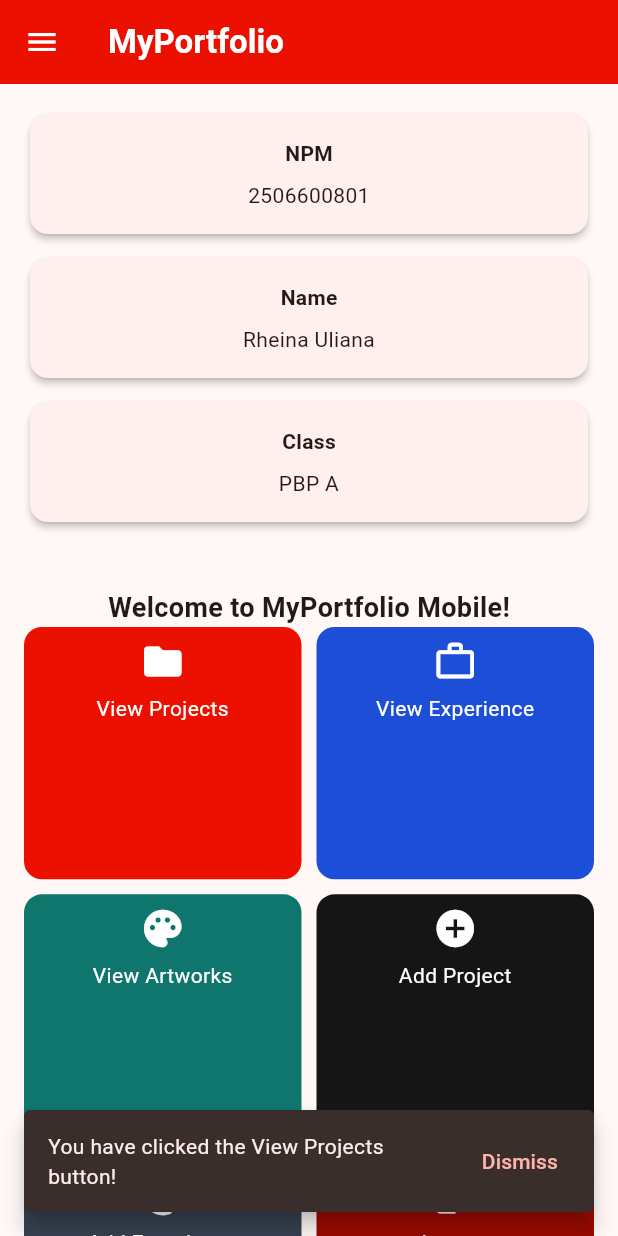
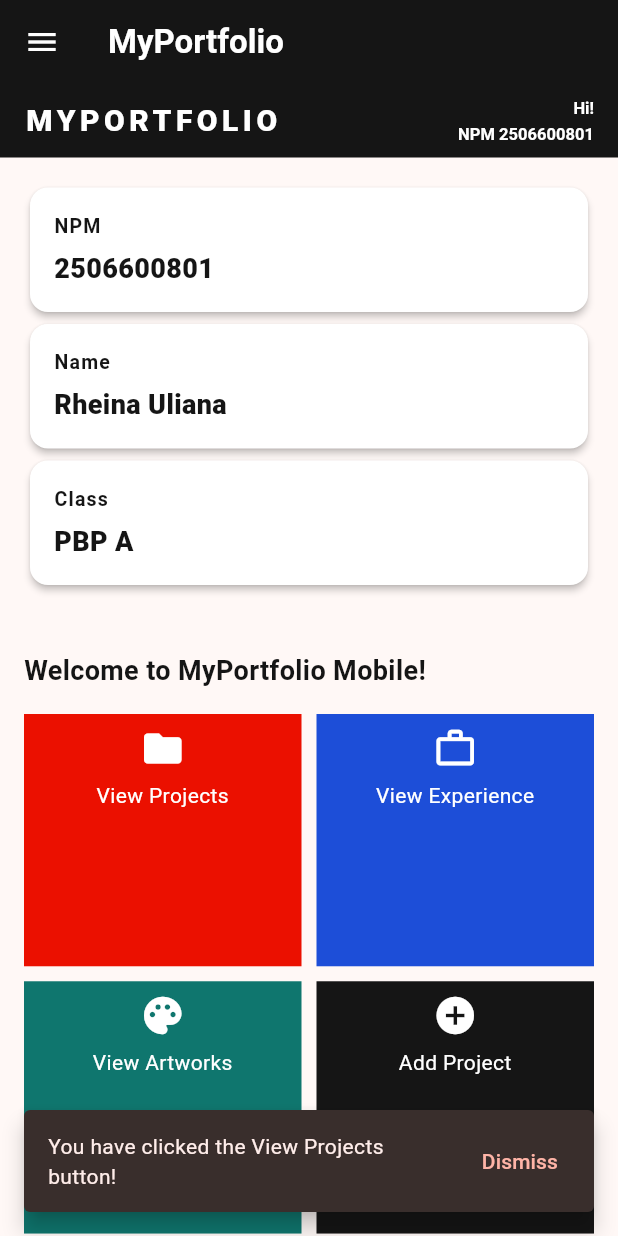
Before and after one commit to rh-elise/myportofolio_mobile, a Flutter app: the screen it shows after launch, after a tap on "View Projects", on a phone screen of 412 x 824 dp. Run offline on Flutter 3.47's test engine with Material 3 defaults, Android fonts, the phone set to English and light mode, and no system bars.

```diff
--- a/lib/screens/menu.dart
+++ b/lib/screens/menu.dart
@@ -2,7 +2,12 @@ import 'package:flutter/material.dart';
 import 'package:myportofolio_mobile/screens/experience_form.dart';
 import 'package:myportofolio_mobile/screens/project_form.dart';
 import 'package:myportofolio_mobile/widgets/left_drawer.dart';
-import 'package:myportofolio_mobile/widgets/project_card.dart';
+
+// Warna dari website portofolio: --ink, --paper, --accent
+const _ink = Color(0xFF151515);
+const _paper = Color(0xFFFFFFFF);
+const _accent = Color(0xFFEB1000);
+const _textMuted = Color(0xFF374151);
 
 /// Satu tombol aksi pada halaman utama.
 class ItemHomepage {
@@ -28,6 +33,9 @@ class ItemHomepage {
 }
 
 /// Halaman utama: identitas pemilik portofolio dan kartu aksi.
+///
+/// Desain minimalis: warna mengikuti website, tanpa ornamen,
+/// tetris tetap bisa digunakan dengan 13 test yang ada.
 class MyHomePage extends StatelessWidget {
   const MyHomePage({super.key});
 
@@ -63,63 +71,106 @@ class MyHomePage extends StatelessWidget {
 
   @override
   Widget build(BuildContext context) {
+    final isMobile = MediaQuery.of(context).size.width < 600;
+
     return Scaffold(
       appBar: AppBar(
         title: const Text(
           'MyPortfolio',
           style: TextStyle(color: Colors.white, fontWeight: FontWeight.bold),
         ),
-        backgroundColor: Theme.of(context).colorScheme.primary,
+        backgroundColor: _ink,
+        foregroundColor: Colors.white,
         iconTheme: const IconThemeData(color: Colors.white),
       ),
-      // Ikon menu di AppBar muncul karena Scaffold punya drawer.
-      drawer: const LeftDrawer(),
+      drawer: isMobile ? LeftDrawer() : null,
+
       body: SafeArea(
+        child: Column(
+          crossAxisAlignment: CrossAxisAlignment.stretch,
+          children: [
+            // --- Header warna ink di atas ---
+            Container(
+              color: _ink,
+              padding: const EdgeInsets.symmetric(
+                horizontal: 16.0,
+                vertical: 8.0,
+              ),
+              child: Row(
+                children: [
+                  // Brand kiri
+                  Text(
+                    'MYPORTFOLIO',
+                    style: const TextStyle(
+                      color: _paper,
+                      fontSize: 20.0,
+                      fontWeight: FontWeight.w900,
+                      letterSpacing: 3.0,
+                    ),
+                  ),
+                  const Spacer(),
+                  // User info kanan
+                  const Padding(
+                    padding: EdgeInsets.only(left: 12.0),
+                    child: Column(
+                      crossAxisAlignment: CrossAxisAlignment.end,
+                      children: [
+                        Text(
+                          'Hi!',
+                          style: TextStyle(
+                            color: _paper,
+                            fontSize: 11.0,
+                            fontWeight: FontWeight.w600,
+                            letterSpacing: 0.02,
+                          ),
+                        ),
+                        SizedBox(height: 1.0),
+                        Text(
+                          'NPM 2506600801',
+                          style: TextStyle(
+                            color: _paper,
+                            fontSize: 11.0,
+                            fontWeight: FontWeight.w600,
+                            letterSpacing: 0.02,
+                          ),
+                        ),
+                      ],
+                    ),
+                  ),
+                ],
+              ),
+            ),
+
+            // --- Isi halaman ---
+            Expanded(
               child: SingleChildScrollView(
+                physics: const AlwaysScrollableScrollPhysics(),
                 padding: const EdgeInsets.all(16.0),
                 child: Column(
-            crossAxisAlignment: CrossAxisAlignment.center,
-            children: [
-              LayoutBuilder(
-                builder: (context, constraints) {
-                  final cards = [
-                    InfoCard(title: 'NPM', content: npm),
-                    InfoCard(title: 'Name', content: name),
-                    InfoCard(title: 'Class', content: className),
-                  ];
-
-                  // Di layar sempit kartu ditumpuk agar teks identitas tetap
-                  // terbaca utuh tanpa overflow.
-                  if (constraints.maxWidth < 480) {
-                    return Column(
                   crossAxisAlignment: CrossAxisAlignment.stretch,
                   children: [
-                        for (final card in cards)
-                          Padding(
-                            padding: const EdgeInsets.only(bottom: 8.0),
-                            child: card,
+                    // Info identitas: NPM, Nama, Class
+                    _InfoRow(
+                      title: 'NPM',
+                      content: '2506600801',
+                      ink: _ink,
+                      paper: _paper,
                     ),
-                      ],
-                    );
-                  }
+                    const _InfoRow(
+                      title: 'Name',
+                      content: 'Rheina Uliana',
+                      ink: _ink,
+                      paper: _paper,
+                    ),
+                    const _InfoRow(
+                      title: 'Class',
+                      content: 'PBP A',
+                      ink: _ink,
+                      paper: _paper,
+                    ),
+                    const SizedBox(height: 24.0),
 
-                  return Row(
-                    children: [
-                      Expanded(child: cards[0]),
-                      const SizedBox(width: 8.0),
-                      Expanded(child: cards[1]),
-                      const SizedBox(width: 8.0),
-                      Expanded(child: cards[2]),
-                    ],
-                  );
-                },
-              ),
-
-              const SizedBox(height: 16.0),
-
-              Center(
-                child: Column(
-                  children: [
+                    // Welcome text
                     const Padding(
                       padding: EdgeInsets.only(top: 16.0),
                       child: Text(
@@ -127,63 +178,167 @@ class MyHomePage extends StatelessWidget {
                         style: TextStyle(
                           fontWeight: FontWeight.bold,
                           fontSize: 18.0,
+                          color: _ink,
                         ),
                       ),
                     ),
+                    const SizedBox(height: 16.0),
 
-                    LayoutBuilder(
-                      builder: (context, constraints) {
-                        // Dua kolom di ponsel agar empat kartu tersusun
-                        // rapi (2x2), empat kolom di layar lebar.
-                        final columns = constraints.maxWidth < 600 ? 2 : 4;
-                        return GridView.count(
-                          crossAxisCount: columns,
+                    // Grid 6 kartu aksi
+                    GridView.count(
+                      crossAxisCount: isMobile ? 2 : 4,
                       shrinkWrap: true,
                       primary: false,
                       physics: const NeverScrollableScrollPhysics(),
-                          crossAxisSpacing: 10,
-                          mainAxisSpacing: 10,
+                      crossAxisSpacing: 10.0,
+                      mainAxisSpacing: 10.0,
                       childAspectRatio: 1.1,
-                          children: items
-                              .map((item) => ItemCard(item))
-                              .toList(),
-                        );
-                      },
+                      children: items.map((item) => ItemCard(item)).toList(),
                     ),
                   ],
                 ),
               ),
+            ),
           ],
+        ),
+      ),
+    );
+  }
+}
+
+// Widget baris info identitas (NPM, Name, Class).
+class _InfoRow extends StatelessWidget {
+  final String title;
+  final String content;
+  final Color ink;
+  final Color paper;
+
+  const _InfoRow({
+    required this.title,
+    required this.content,
+    required this.ink,
+    required this.paper,
+    super.key,
+  });
+
+  @override
+  Widget build(BuildContext context) {
+    return Card(
+      color: paper,
+      elevation: 2.0,
+      child: Padding(
+        padding: const EdgeInsets.all(16.0),
+        child: Column(
+          crossAxisAlignment: CrossAxisAlignment.start,
+          children: [
+            Text(
+              title,
+              style: const TextStyle(
+                fontWeight: FontWeight.bold,
+                fontSize: 13.0,
+                color: _ink,
+                letterSpacing: 0.8,
+              ),
+            ),
+            const SizedBox(height: 6.0),
+            Text(
+              content,
+              style: const TextStyle(
+                fontSize: 18.0,
+                fontWeight: FontWeight.w900,
+                color: _ink,
+              ),
+            ),
+          ],
+        ),
+      ),
+    );
+  }
+}
+
+// Kartu aksi berwarna sesuai item.
+class ItemCard extends StatelessWidget {
+  final ItemHomepage item;
+
+  const ItemCard(this.item, {super.key});
+
+  @override
+  Widget build(BuildContext context) {
+    return Material(
+      color: item.color,
+      borderRadius: BorderRadius.zero,
+      child: InkWell(
+        onTap: () async {
+          // Konfirmasi destruktif.
+          if (item.requiresConfirmation) {
+            final confirmed = await showDialog<bool>(
+              context: context,
+              builder: (dialogContext) {
+                return AlertDialog(
+                  title: Text(item.name),
+                  content: Text(
+                    'Are you sure you want to ${item.name.toLowerCase()}?',
+                  ),
+                  actions: [
+                    TextButton(
+                      onPressed: () => Navigator.of(dialogContext).pop(false),
+                      child: const Text('Cancel'),
+                    ),
+                    FilledButton(
+                      onPressed: () => Navigator.of(dialogContext).pop(true),
+                      child: const Text('Confirm'),
+                    ),
+                  ],
+                );
+              },
+            );
+            if (confirmed != true) return;
+          }
+
+          // SnackBar + navigasi.
+          ScaffoldMessenger.of(context)
+            ..hideCurrentSnackBar()
+            ..showSnackBar(
+              SnackBar(
+                content: Text('You have clicked the ${item.name} button!'),
+                behavior: SnackBarBehavior.floating,
+                margin: const EdgeInsets.all(16.0),
+                action: SnackBarAction(
+                  label: 'Dismiss',
+                  onPressed: () {
+                    ScaffoldMessenger.of(context).hideCurrentSnackBar();
+                  },
+                ),
+              ),
+            );
+
+          // Navigasi ke halaman tujuan.
+          final destination = item.page;
+          if (destination != null) {
+            Navigator.push(
+              context,
+              MaterialPageRoute(builder: (context) => destination),
+            );
+          }
+        },
+        child: Container(
+          padding: const EdgeInsets.all(8.0),
+          child: Center(
+            child: Column(
+              crossAxisAlignment: CrossAxisAlignment.center,
+              children: [
+                Icon(item.icon, color: Colors.white, size: 30.0),
+                const Padding(padding: EdgeInsets.all(3)),
+                Text(
+                  item.name,
+                  textAlign: TextAlign.center,
+                  style: const TextStyle(color: Colors.white),
+                ),
+              ],
+            ),
           ),
         ),
       ),
     );
   }
 }
-
-/// Kartu berisi satu pasang judul dan isi, dipakai untuk NPM, nama, dan kelas.
-class InfoCard extends StatelessWidget {
-  final String title;
-  final String content;
-
-  const InfoCard({super.key, required this.title, required this.content});
-
-  @override
-  Widget build(BuildContext context) {
-    // Lebar mengikuti parent: Expanded di layar lebar, penuh saat ditumpuk di
-    // layar sempit, sehingga teks identitas tidak memicu overflow.
-    return Card(
-      elevation: 2.0,
-      child: Padding(
-        padding: const EdgeInsets.all(16.0),
-        child: Column(
-          children: [
-            Text(title, style: const TextStyle(fontWeight: FontWeight.bold)),
-            const SizedBox(height: 8.0),
-            Text(content, textAlign: TextAlign.center),
-          ],
-        ),
-      ),
-    );
-  }
-}
--- a/lib/screens/project_form.dart
+++ b/lib/screens/project_form.dart
@@ -381,21 +381,13 @@ class _FormActions extends StatelessWidget {
         if (constraints.maxWidth < 420.0) {
           return Column(
             crossAxisAlignment: CrossAxisAlignment.stretch,
-            children: [
-              submit,
-              const SizedBox(height: 12.0),
-              cancel,
-            ],
+            children: [submit, const SizedBox(height: 12.0), cancel],
           );
         }
 
         return Row(
           mainAxisAlignment: MainAxisAlignment.end,
-          children: [
-            cancel,
-            const SizedBox(width: 14.0),
-            submit,
-          ],
+          children: [cancel, const SizedBox(width: 14.0), submit],
         );
       },
     );
@@ -422,9 +414,7 @@ class _BrutalButton extends StatelessWidget {
       shape: const WidgetStatePropertyAll(
         RoundedRectangleBorder(borderRadius: BorderRadius.zero),
       ),
-      side: const WidgetStatePropertyAll(
-        BorderSide(color: _ink, width: 3.0),
-      ),
+      side: const WidgetStatePropertyAll(BorderSide(color: _ink, width: 3.0)),
       padding: const WidgetStatePropertyAll(
         EdgeInsets.symmetric(horizontal: 20.0, vertical: 14.0),
       ),
@@ -458,11 +448,7 @@ class _BrutalButton extends StatelessWidget {
         ],
       ),
       child: primary
-          ? FilledButton(
-              style: style,
-              onPressed: onPressed,
-              child: Text(label),
-            )
+          ? FilledButton(style: style, onPressed: onPressed, child: Text(label))
           : OutlinedButton(
               style: style,
               onPressed: onPressed,
```
Also changed, not shown: lib/main.dart (line endings or trailing spaces), lib/widgets/left_drawer.dart (line endings or trailing spaces), lib/widgets/project_card.dart (line endings or trailing spaces), 1 other file. Lines whose indentation alone changed are shown as unchanged.
